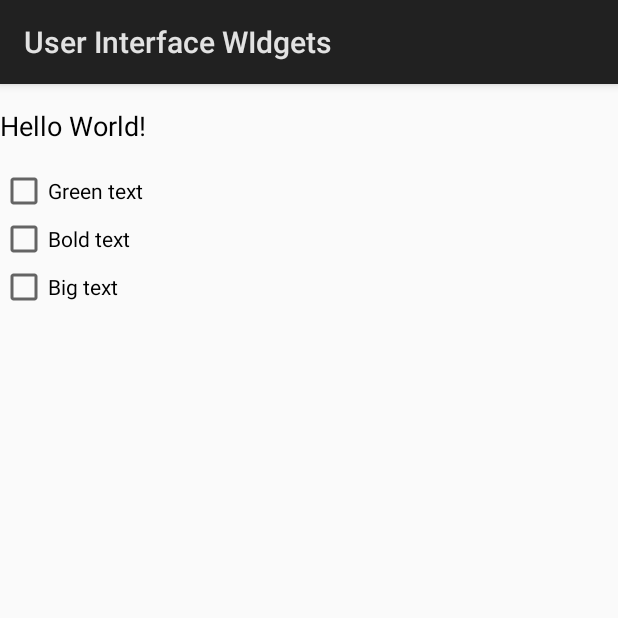
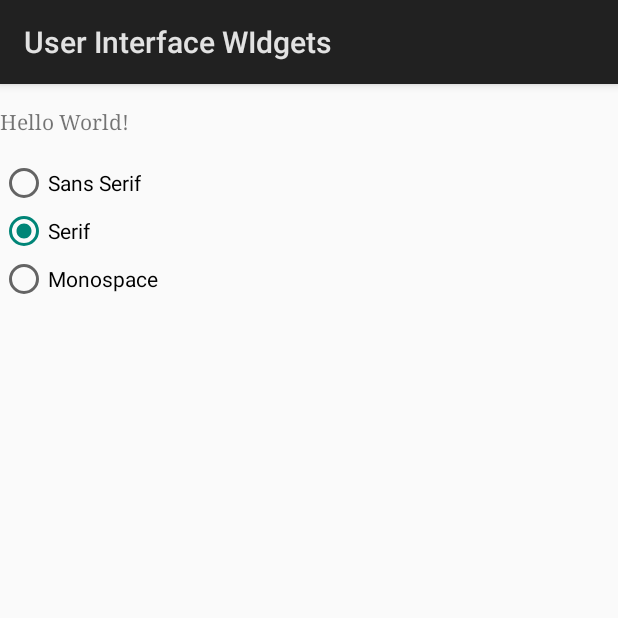
Before and after one commit to KalaiselvanSivakumar/Tutorial-Codes, an Android app: the screen it shows after launch (MainActivity), on a phone screen of 412 x 824 dp, the top half of it. Run offline under Robolectric (Android 15) with nearby library versions, the phone set to English and light mode, and no system bars.

Commit message:
User Interface Widgets: Radio Group and Radio Button

```diff
--- a/Applications/Android/Android_Programming_Succinctly/Chapter5_UserInterfaceWidgets/app/src/main/java/com/blueflame/userinterfacewidgets/MainActivity.java
+++ b/Applications/Android/Android_Programming_Succinctly/Chapter5_UserInterfaceWidgets/app/src/main/java/com/blueflame/userinterfacewidgets/MainActivity.java
@@ -14,6 +14,8 @@ import android.view.inputmethod.EditorInfo;
 import android.widget.CheckBox;
 import android.widget.EditText;
 import android.widget.ImageView;
+import android.widget.RadioButton;
+import android.widget.RadioGroup;
 import android.widget.TextView;
 
 public class MainActivity extends Activity {
@@ -62,12 +64,22 @@ public class MainActivity extends Activity {
 		});
 		*/
 
+		/*
+		// Checkbox
 		setContentView(R.layout.activity_checkbox);
 		isGreen = false;
 		isBold = false;
 		isBig = false;
 		synchronizeCheckBoxes();
 		synchronizeTextView();
+		*/
+
+		// Radio Group and Radio Button
+		setContentView(R.layout.activity_radiobutton);
+		// Set the initial selection
+		RadioButton serif = findViewById(R.id.radioButtonSerif);
+		serif.setChecked(true);
+		radioButtonClickHandler(null);
 
 	}
 
@@ -107,4 +119,24 @@ public class MainActivity extends Activity {
 		}
 		synchronizeTextView();
 	}
+
+	public void radioButtonClickHandler(View view) {
+		RadioGroup radioGroup = findViewById(R.id.radioGroup);
+		String typeface;
+		switch (radioGroup.getCheckedRadioButtonId()) {
+			case R.id.radioButtonSans:
+				typeface = "sans";
+				break;
+			case R.id.radioButtonSerif:
+				typeface = "serif";
+				break;
+			case R.id.radioButtonMonoSpace:
+				typeface = "monospace";
+				break;
+			default:
+				typeface = "default";
+		}
+		TextView textView = findViewById(R.id.radioText);
+		textView.setTypeface(Typeface.create(typeface, Typeface.NORMAL));
+	}
 }
--- /dev/null
+++ b/Applications/Android/Android_Programming_Succinctly/Chapter5_UserInterfaceWidgets/app/src/main/res/layout/activity_radiobutton.xml
@@ -0,0 +1,44 @@
+<?xml version="1.0" encoding="utf-8"?>
+<LinearLayout xmlns:android="http://schemas.android.com/apk/res/android"
+	android:layout_width="match_parent"
+	android:layout_height="match_parent"
+	android:orientation="vertical">
+
+	<TextView
+		android:id="@+id/radioText"
+		android:layout_width="wrap_content"
+		android:layout_height="wrap_content"
+		android:paddingTop="15dp"
+		android:paddingBottom="15dp"
+		android:text="Hello World!" />
+
+	<RadioGroup
+		android:id="@+id/radioGroup"
+		android:orientation="vertical"
+		android:layout_width="match_parent"
+		android:layout_height="wrap_content">
+
+		<RadioButton
+			android:id="@+id/radioButtonSans"
+			android:layout_width="wrap_content"
+			android:layout_height="wrap_content"
+			android:text="Sans Serif"
+			android:onClick="radioButtonClickHandler" />
+
+		<RadioButton
+			android:id="@+id/radioButtonSerif"
+			android:layout_width="wrap_content"
+			android:layout_height="wrap_content"
+			android:text="Serif"
+			android:onClick="radioButtonClickHandler" />
+
+		<RadioButton
+			android:id="@+id/radioButtonMonoSpace"
+			android:layout_width="wrap_content"
+			android:layout_height="wrap_content"
+			android:text="Monospace"
+			android:onClick="radioButtonClickHandler" />
+
+	</RadioGroup>
+
+</LinearLayout>
```
